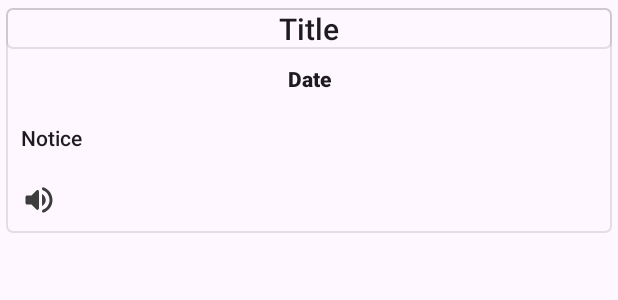
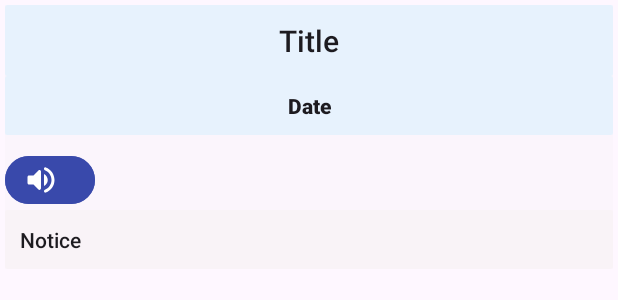
Before and after one commit to MohitGujarati/DigitalSociety, an Android app: the layout layout_notice_list.xml on its own in the app's theme, with its tools: preview values and no code run, on a phone screen of 412 x 824 dp. Shown: the top 300 px of the screen. Run offline under Robolectric (Android 15) with nearby library versions, the phone set to English and light mode, and no system bars.

Commit message:
Update-12 comment and project clean

```diff
--- a/app/src/main/AndroidManifest.xml
+++ b/app/src/main/AndroidManifest.xml
@@ -1,7 +1,8 @@
 <?xml version="1.0" encoding="utf-8"?>
 <manifest xmlns:android="http://schemas.android.com/apk/res/android"
     xmlns:tools="http://schemas.android.com/tools"
-    package="mohit.dev.digitalsoc">
+    package="mohit.dev.digitalsoc"
+    android:theme="@style/Theme.Material3.DayNight.NoActionBar">
 
     <uses-permission android:name="android.permission.INTERNET" />
 
--- a/app/src/main/java/mohit/dev/digitalsoc/code/Adapter/Adapter_notice.kt
+++ b/app/src/main/java/mohit/dev/digitalsoc/code/Adapter/Adapter_notice.kt
@@ -4,14 +4,16 @@ import android.content.Context
 import android.view.LayoutInflater
 import android.view.View
 import android.view.ViewGroup
+import android.widget.Button
 import android.widget.ImageView
 import android.widget.TextView
 import androidx.recyclerview.widget.RecyclerView
+import com.google.android.material.button.MaterialButton
 import mohit.dev.digitalsoc.R
 import mohit.dev.digitalsoc.code.Model.Model_noticedb
 
 
-class Adapter_notice(
+open class Adapter_notice(
     var context: Context,
     var complainlist: ArrayList<Model_noticedb>,
     var speakerclicked: SpeakerClicked
@@ -51,7 +53,7 @@ class Adapter_notice(
         var notice_title = item.findViewById<TextView>(R.id.notice_title)
         var notice_date = item.findViewById<TextView>(R.id.notice_date)
         var notice = item.findViewById<TextView>(R.id.notice_notice)
-        var notice_speaker = item.findViewById<ImageView>(R.id.notice_speaker)
+        var notice_speaker = item.findViewById<Button>(R.id.notice_speaker)
 
     }
 }
--- a/app/src/main/java/mohit/dev/digitalsoc/code/Apiinterface/Api_interface.kt
+++ b/app/src/main/java/mohit/dev/digitalsoc/code/Apiinterface/Api_interface.kt
@@ -19,14 +19,13 @@ interface Api_interface {
         @Field("position") position: String
     ): Call<List<Model_userdb>>
 
-
     @GET("user_login.php")
     fun login(
         @Query("email") email: String,
         @Query("password") password: String
     ): Call<List<Model_userdb>>
 
-
+//get all data
     @GET("subject.php")
     fun subject(): Call<List<Model_usercomplain>>
 
@@ -40,17 +39,20 @@ interface Api_interface {
     ): Call<List<Model_usercomplain>>
 
 
+    //delete complain acc to his his complain id
     @FormUrlEncoded
     @POST("delete_complain.php")
     fun delete_complain(
         @Field("id") id: Int
     ): Call<List<Model_usercomplain>>
 
+    //get user_profile  complains useing his email as validation
     @GET("user_complains.php")
     fun user_complains(
         @Query("email") email: String
     ): Call<List<Model_usercomplain>>
 
+    //update data
     @FormUrlEncoded
     @POST("user_complain_update.php")
     fun user_complains_update(
--- a/app/src/main/java/mohit/dev/digitalsoc/code/view/Frag_profile_Complains.kt
+++ b/app/src/main/java/mohit/dev/digitalsoc/code/view/Frag_profile_Complains.kt
@@ -79,7 +79,6 @@ class Frag_profile_Complains(comp_email: String) : Fragment() {
             ) {
 
                 Log.d("recview", "$response")
-
 
 
                 usercomplaindataitem =
--- /dev/null
+++ b/app/src/main/res/drawable-v24/background_notice.xml
@@ -0,0 +1,9 @@
+<?xml version="1.0" encoding="utf-8"?>
+
+<shape xmlns:android="http://schemas.android.com/apk/res/android">
+    <solid android:color="#5CC3EBFF" />
+
+    <corners android:radius="1dp"
+        />
+
+</shape>
--- a/app/src/main/res/layout/layout_notice_list.xml
+++ b/app/src/main/res/layout/layout_notice_list.xml
@@ -2,10 +2,9 @@
 <LinearLayout xmlns:android="http://schemas.android.com/apk/res/android"
     android:layout_width="match_parent"
     android:layout_height="wrap_content"
-    android:layout_marginLeft="4dp"
-    android:layout_marginRight="4dp"
-    android:layout_marginTop="5dp"
-    android:background="@drawable/background_viewlayouts"
+    android:layout_margin="3dp"
+    android:backgroundTint="#4DE3E3E3"
+    android:background="@drawable/background_notice"
     android:orientation="vertical">
 
 
@@ -17,8 +16,8 @@
         android:layout_width="match_parent"
         android:layout_height="wrap_content"
         android:text="Title"
-        android:background="@drawable/background_viewlayouts"
-        android:layout_marginBottom="10dp"
+        android:padding="10dp"
+        android:background="@drawable/background_notice"
         android:textAlignment="center"
        />
 
@@ -28,32 +27,34 @@
         android:layout_width="match_parent"
         android:layout_height="wrap_content"
         android:text="Date"
-
+        android:padding="10dp"
+        android:background="@drawable/background_notice"
         android:layout_marginBottom="10dp"
         android:textAlignment="center"
         android:textStyle="bold" />
+    <Button
+        android:drawableEnd="@drawable/ic_speaker"
+        android:drawableTint="@color/white"
+        android:textColor="@color/white"
+        android:id="@+id/notice_speaker"
+        android:backgroundTint="#F53949AB"
+        android:layout_width="60dp"
+        android:layout_height="40dp"
+         />
 
     <TextView
         android:id="@+id/notice_notice"
+        android:padding="10dp"
+        android:backgroundTint="#F3EEEE"
+        android:background="@drawable/background_notice"
         style="@style/TextAppearance.AppCompat.Body2"
         android:layout_width="match_parent"
         android:layout_height="wrap_content"
-        android:padding="10dp"
         android:text="Notice"
         android:textAlignment="textStart"
         />
 
-    <ImageView
-        android:id="@+id/notice_speaker"
-        style="@style/TextAppearance.AppCompat.Body2"
-        android:layout_width="wrap_content"
-        android:layout_height="wrap_content"
 
-        android:padding="10dp"
-        android:text="Speaker"
-        android:src="@drawable/ic_speaker"
-        android:textAlignment="viewStart"
-        android:textStyle="bold" />
 
 
 </LinearLayout>
--- a/app/src/main/res/values-night/themes.xml
+++ b/app/src/main/res/values-night/themes.xml
@@ -1,6 +1,6 @@
 <resources xmlns:tools="http://schemas.android.com/tools">
     <!-- Base application theme. -->
-    <style name="Theme.Digitalsoc" parent="Theme.MaterialComponents.DayNight.NoActionBar">
+    <style name="Theme.Digitalsoc" parent="Theme.Material3.Dark.NoActionBar">
         <!-- Primary brand color. -->
         <item name="colorPrimary">@color/purple_200</item>
         <item name="colorPrimaryVariant">@color/purple_700</item>
--- a/app/src/main/res/values/strings.xml
+++ b/app/src/main/res/values/strings.xml
@@ -2,4 +2,6 @@
     <string name="app_name">Digitalsoc</string>
     <!-- TODO: Remove or change this placeholder text -->
     <string name="hello_blank_fragment">Hello blank fragment</string>
+    <string name="Demo">Lorem Ipsum is simply dummy text of the printing and typesetting industry. Lorem Ipsum has been the industry\'s standard dummy text ever since the 1500s, when an unknown printer took a galley of type and scrambled it to make a type specimen book. It has survived not only five centuries, but also the leap into electronic typesetting, remaining essentially unchanged. It was popularised in the 1960s with the release of Letraset sheets containing Lorem Ipsum passages, and more recently with desktop publishing software like Aldus PageMaker including versions of Lorem Ipsum
+</string>
 </resources>
--- a/app/src/main/res/values/themes.xml
+++ b/app/src/main/res/values/themes.xml
@@ -1,6 +1,6 @@
 <resources xmlns:tools="http://schemas.android.com/tools">
     <!-- Base application theme. -->
-    <style name="Theme.Digitalsoc" parent="Theme.MaterialComponents.DayNight.NoActionBar">
+    <style name="Theme.Digitalsoc" parent="Theme.Material3.Light.NoActionBar">
         <!-- Primary brand color. -->
         <item name="colorPrimary">@color/purple_500</item>
         <item name="colorPrimaryVariant">@color/purple_700</item>
```
Also changed, not shown: app/src/main/java/mohit/dev/digitalsoc/code/view/Activity_Splash_act.kt (+15 -19 lines), app/src/main/java/mohit/dev/digitalsoc/code/view/Frag_Add_complain.kt (+4 -4 lines), app/src/main/res/drawable-v24/background_complain.xml (added, +9 -0 lines), app/src/main/res/layout/layout_complain_list.xml (+11 -10 lines).
